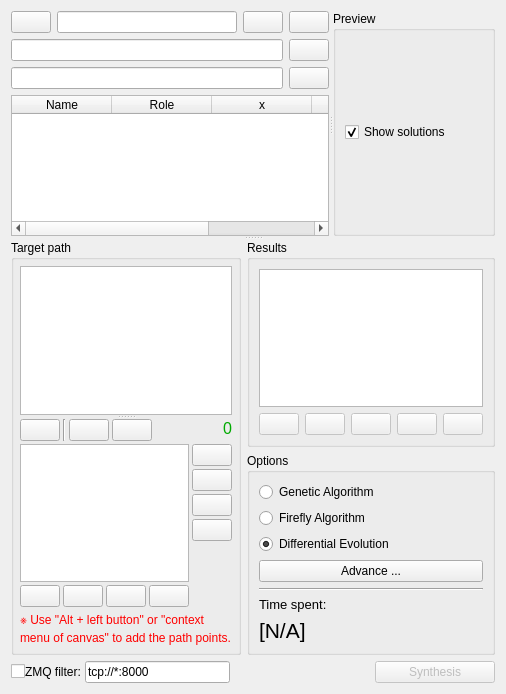
Above: core/synthesis/DimensionalSynthesis/Algorithm.ui from KmolYuan/Pyslvs-UI before the change. Below: the same form after it.
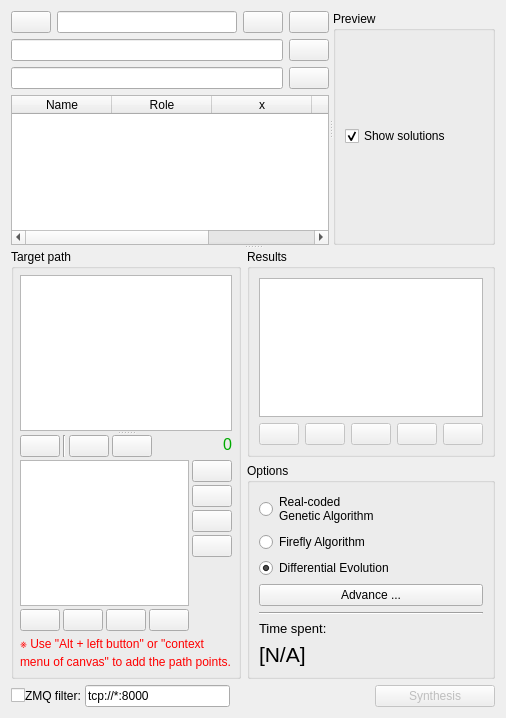
That is the form after the change. Icons and pictures are not drawn.

Commit message: Algorithm name adjustment.

Patch:
```diff
--- a/core/synthesis/DimensionalSynthesis/Algorithm.ui
+++ b/core/synthesis/DimensionalSynthesis/Algorithm.ui
@@ -6,8 +6,8 @@
    <rect>
     <x>0</x>
     <y>0</y>
-    <width>454</width>
-    <height>694</height>
+    <width>501</width>
+    <height>718</height>
    </rect>
   </property>
   <property name="windowIcon">
@@ -568,7 +568,8 @@
             <item>
              <widget class="QRadioButton" name="type0">
               <property name="text">
-               <string>Genetic Algorithm</string>
+               <string>Real-coded
+Genetic Algorithm</string>
               </property>
               <property name="checked">
                <bool>false</bool>
```
The commit also changes 3 other files.
